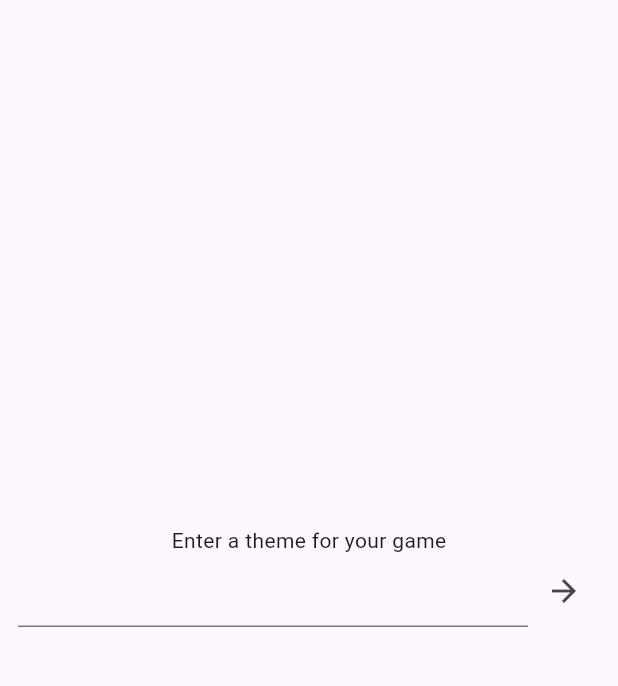
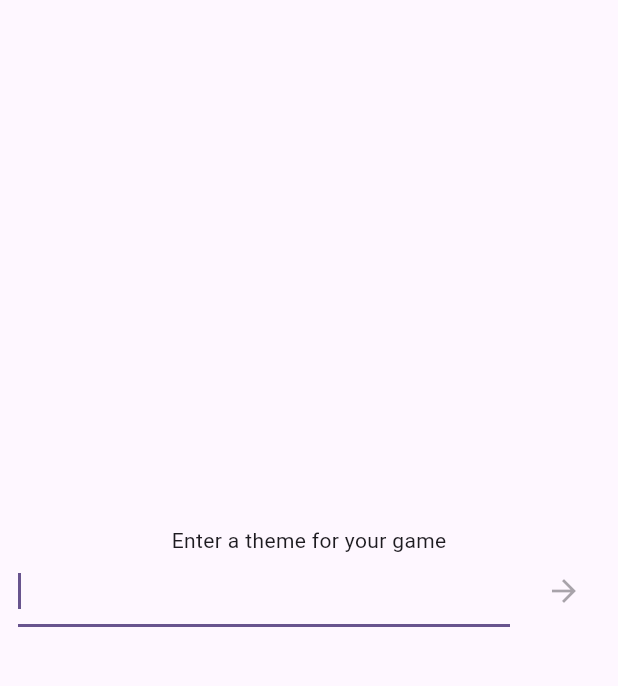
Before and after one commit to cjwhitsitt/aiopoly-flutter, a Flutter app: the screen it shows after launch, on a phone screen of 412 x 824 dp, the part 84-770 px from its top. Run offline on Flutter 3.47's test engine with Material 3 defaults, Android fonts, the light colour scheme and no system bars; our stand-ins replace cloud_functions, firebase_core; accounts and stored records are empty; generated files the repository leaves out were written again.

Commit message:
Add spinner and wait during generation

```diff
--- a/lib/routes/home_route.dart
+++ b/lib/routes/home_route.dart
@@ -1,19 +1,24 @@
+import 'package:aiopoly/data/property_group.dart';
 import 'package:aiopoly/routes/result_route.dart';
 import 'package:aiopoly/data/service.dart';
+import 'package:flutter/foundation.dart';
 import 'package:flutter/material.dart';
 
 class HomeRoute extends StatefulWidget {
+  final String title;
+
   const HomeRoute({super.key, required this.title});
-
-  final String title;
 
   @override
   State<HomeRoute> createState() => _HomeRouteState();
 }
 
 class _HomeRouteState extends State<HomeRoute> {
-  final controller = TextEditingController();
-  final service = Service();
+  final _controller = TextEditingController();
+  final _service = Service();
+
+  var _canSubmit = false;
+  var _loading = false;
 
   @override
   Widget build(BuildContext context) {
@@ -34,14 +39,22 @@ class _HomeRouteState extends State<HomeRoute> {
             _row([
               Expanded(
                 child: TextField(
-                  controller: controller,
+                  autofocus: true,
+                  controller: _controller,
+                  enabled: !_loading,
+                  onChanged: (value) => setState(() {
+                    _canSubmit = value.isNotEmpty;
+                  }),
                   onSubmitted: (_) => _submit(),
                 ),
               ),
-              IconButton(
-                onPressed: () => _submit(),
-                icon: const Icon(Icons.arrow_forward),
-              ),
+              const SizedBox(width: 12),
+              _loading
+                ? const CircularProgressIndicator.adaptive()
+                : IconButton(
+                  onPressed: _canSubmit ? () => _submit() : null,
+                  icon: const Icon(Icons.arrow_forward),
+                ),
             ]),
           ],
         ),
@@ -59,11 +72,24 @@ class _HomeRouteState extends State<HomeRoute> {
     );
   }
 
-  void _submit() async {
-    var theme = controller.text;
-    var result = await service.create(theme);
-    Navigator.of(context).push(MaterialPageRoute(builder: (context) {
-      return ResultRoute(theme: theme, propertyGroups: result);
-    }));
+  void _submit() {
+    setState(() {
+      _loading = true;
+    });
+    var theme = _controller.text;
+
+    _service.create(theme).then((value) {
+      Navigator.of(context).push(MaterialPageRoute(builder: (context) {
+        return ResultRoute(theme: theme, propertyGroups: value);
+      }));
+    }).onError((error, stackTrace) {
+      if (kDebugMode) {
+        print(error);
+      }
+    }).whenComplete(() {
+      setState(() {
+        _loading = false;
+      });
+    });
   }
 }
```
